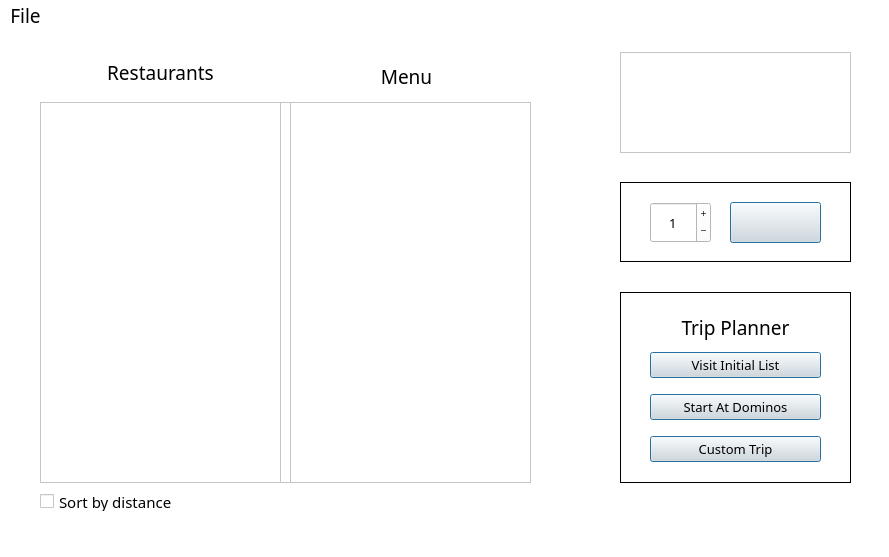
First picture: the form in mainwindow.ui, repository DannyCamacho/SaddlebackEats, before the edit.
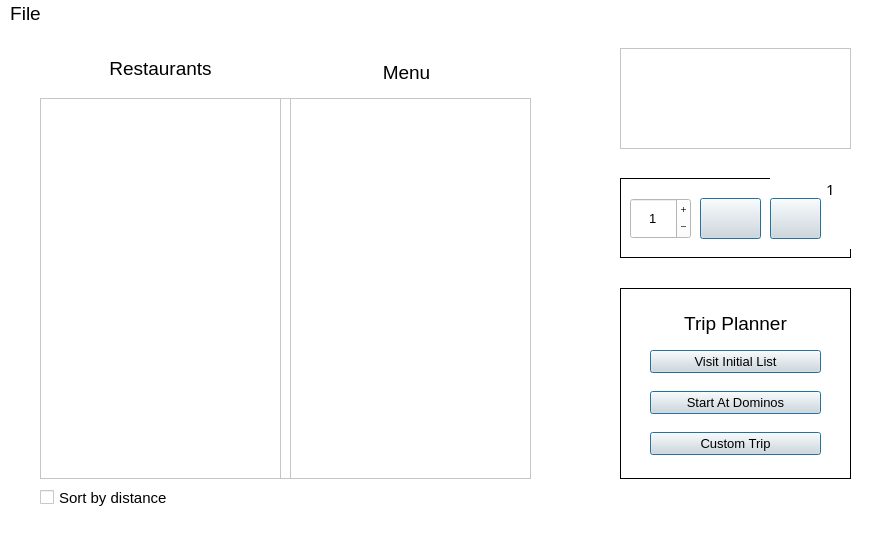
Second picture: the form after the edit. Icons and pictures are not drawn.

Commit message: addition of shopping cart pushbutton that has label that will later auto update with cart size

Patch:
```diff
--- a/mainwindow.ui
+++ b/mainwindow.ui
@@ -12,9 +12,201 @@
   </property>
   <property name="palette">
    <palette>
-    <active/>
-    <inactive/>
-    <disabled/>
+    <active>
+     <colorrole role="WindowText">
+      <brush brushstyle="SolidPattern">
+       <color alpha="255">
+        <red>0</red>
+        <green>0</green>
+        <blue>0</blue>
+       </color>
+      </brush>
+     </colorrole>
+     <colorrole role="Button">
+      <brush brushstyle="SolidPattern">
+       <color alpha="255">
+        <red>255</red>
+        <green>255</green>
+        <blue>255</blue>
+       </color>
+      </brush>
+     </colorrole>
+     <colorrole role="Text">
+      <brush brushstyle="SolidPattern">
+       <color alpha="255">
+        <red>0</red>
+        <green>0</green>
+        <blue>0</blue>
+       </color>
+      </brush>
+     </colorrole>
+     <colorrole role="ButtonText">
+      <brush brushstyle="SolidPattern">
+       <color alpha="255">
+        <red>0</red>
+        <green>0</green>
+        <blue>0</blue>
+       </color>
+      </brush>
+     </colorrole>
+     <colorrole role="Base">
+      <brush brushstyle="SolidPattern">
+       <color alpha="255">
+        <red>255</red>
+        <green>255</green>
+        <blue>255</blue>
+       </color>
+      </brush>
+     </colorrole>
+     <colorrole role="Window">
+      <brush brushstyle="SolidPattern">
+       <color alpha="255">
+        <red>255</red>
+        <green>255</green>
+        <blue>255</blue>
+       </color>
+      </brush>
+     </colorrole>
+     <colorrole role="PlaceholderText">
+      <brush brushstyle="SolidPattern">
+       <color alpha="255">
+        <red>0</red>
+        <green>0</green>
+        <blue>0</blue>
+       </color>
+      </brush>
+     </colorrole>
+    </active>
+    <inactive>
+     <colorrole role="WindowText">
+      <brush brushstyle="SolidPattern">
+       <color alpha="255">
+        <red>0</red>
+        <green>0</green>
+        <blue>0</blue>
+       </color>
+      </brush>
+     </colorrole>
+     <colorrole role="Button">
+      <brush brushstyle="SolidPattern">
+       <color alpha="255">
+        <red>255</red>
+        <green>255</green>
+        <blue>255</blue>
+       </color>
+      </brush>
+     </colorrole>
+     <colorrole role="Text">
+      <brush brushstyle="SolidPattern">
+       <color alpha="255">
+        <red>0</red>
+        <green>0</green>
+        <blue>0</blue>
+       </color>
+      </brush>
+     </colorrole>
+     <colorrole role="ButtonText">
+      <brush brushstyle="SolidPattern">
+       <color alpha="255">
+        <red>0</red>
+        <green>0</green>
+        <blue>0</blue>
+       </color>
+      </brush>
+     </colorrole>
+     <colorrole role="Base">
+      <brush brushstyle="SolidPattern">
+       <color alpha="255">
+        <red>255</red>
+        <green>255</green>
+        <blue>255</blue>
+       </color>
+      </brush>
+     </colorrole>
+     <colorrole role="Window">
+      <brush brushstyle="SolidPattern">
+       <color alpha="255">
+        <red>255</red>
+        <green>255</green>
+        <blue>255</blue>
+       </color>
+      </brush>
+     </colorrole>
+     <colorrole role="PlaceholderText">
+      <brush brushstyle="SolidPattern">
+       <color alpha="255">
+        <red>0</red>
+        <green>0</green>
+        <blue>0</blue>
+       </color>
+      </brush>
+     </colorrole>
+    </inactive>
+    <disabled>
+     <colorrole role="WindowText">
+      <brush brushstyle="SolidPattern">
+       <color alpha="255">
+        <red>0</red>
+        <green>0</green>
+        <blue>0</blue>
+       </color>
+      </brush>
+     </colorrole>
+     <colorrole role="Button">
+      <brush brushstyle="SolidPattern">
+       <color alpha="255">
+        <red>255</red>
+        <green>255</green>
+        <blue>255</blue>
+       </color>
+      </brush>
+     </colorrole>
+     <colorrole role="Text">
+      <brush brushstyle="SolidPattern">
+       <color alpha="255">
+        <red>0</red>
+        <green>0</green>
+        <blue>0</blue>
+       </color>
+      </brush>
+     </colorrole>
+     <colorrole role="ButtonText">
+      <brush brushstyle="SolidPattern">
+       <color alpha="255">
+        <red>0</red>
+        <green>0</green>
+        <blue>0</blue>
+       </color>
+      </brush>
+     </colorrole>
+     <colorrole role="Base">
+      <brush brushstyle="SolidPattern">
+       <color alpha="255">
+        <red>255</red>
+        <green>255</green>
+        <blue>255</blue>
+       </color>
+      </brush>
+     </colorrole>
+     <colorrole role="Window">
+      <brush brushstyle="SolidPattern">
+       <color alpha="255">
+        <red>255</red>
+        <green>255</green>
+        <blue>255</blue>
+       </color>
+      </brush>
+     </colorrole>
+     <colorrole role="PlaceholderText">
+      <brush brushstyle="SolidPattern">
+       <color alpha="255">
+        <red>0</red>
+        <green>0</green>
+        <blue>0</blue>
+       </color>
+      </brush>
+     </colorrole>
+    </disabled>
    </palette>
   </property>
   <property name="font">
@@ -337,7 +529,6 @@
     </property>
     <property name="font">
      <font>
-      <family>Bahnschrift</family>
       <pointsize>11</pointsize>
      </font>
     </property>
@@ -384,7 +575,6 @@
      </property>
      <property name="font">
       <font>
-       <family>Bahnschrift</family>
        <pointsize>11</pointsize>
       </font>
      </property>
@@ -455,7 +645,6 @@
      </property>
      <property name="font">
       <font>
-       <family>Bahnschrift</family>
        <pointsize>11</pointsize>
       </font>
      </property>
@@ -553,7 +742,6 @@
      </property>
      <property name="font">
       <font>
-       <family>Bahnschrift</family>
        <pointsize>14</pointsize>
       </font>
      </property>
@@ -579,7 +767,6 @@
      </property>
      <property name="font">
       <font>
-       <family>Bahnschrift</family>
        <pointsize>14</pointsize>
       </font>
      </property>
@@ -628,7 +815,6 @@
        <widget class="QPushButton" name="pushButton">
         <property name="font">
          <font>
-          <family>Bahnschrift</family>
           <pointsize>10</pointsize>
          </font>
         </property>
@@ -655,7 +841,6 @@
        <widget class="QPushButton" name="pushButton_2">
         <property name="font">
          <font>
-          <family>Bahnschrift</family>
           <pointsize>10</pointsize>
          </font>
         </property>
@@ -681,7 +866,6 @@
        <widget class="QPushButton" name="pushButton_3">
         <property name="font">
          <font>
-          <family>Bahnschrift</family>
           <pointsize>10</pointsize>
          </font>
         </property>
@@ -716,7 +900,6 @@
      </property>
      <property name="font">
       <font>
-       <family>Bahnschrift</family>
        <pointsize>14</pointsize>
       </font>
      </property>
@@ -754,7 +937,7 @@
     <widget class="QSpinBox" name="spinBox">
      <property name="geometry">
       <rect>
-       <x>30</x>
+       <x>10</x>
        <y>20</y>
        <width>61</width>
        <height>41</height>
@@ -762,7 +945,6 @@
      </property>
      <property name="font">
       <font>
-       <family>Bahnschrift</family>
        <pointsize>10</pointsize>
       </font>
      </property>
@@ -801,9 +983,9 @@
     <widget class="QPushButton" name="pushButton_4">
      <property name="geometry">
       <rect>
-       <x>110</x>
+       <x>80</x>
        <y>20</y>
-       <width>91</width>
+       <width>61</width>
        <height>41</height>
       </rect>
      </property>
@@ -832,6 +1014,98 @@
       <bool>true</bool>
      </property>
     </widget>
+    <widget class="QFrame" name="frame_6">
+     <property name="geometry">
+      <rect>
+       <x>150</x>
+       <y>0</y>
+       <width>81</width>
+       <height>71</height>
+      </rect>
+     </property>
+     <property name="frameShape">
+      <enum>QFrame::NoFrame</enum>
+     </property>
+     <property name="frameShadow">
+      <enum>QFrame::Plain</enum>
+     </property>
+     <widget class="QPushButton" name="pushButton_5">
+      <property name="geometry">
+       <rect>
+        <x>0</x>
+        <y>20</y>
+        <width>51</width>
+        <height>41</height>
+       </rect>
+      </property>
+      <property name="styleSheet">
+       <string notr="true">background-color: rgb(225, 225, 225);
+color: rgb(0, 0, 0);
+</string>
+      </property>
+      <property name="text">
+       <string/>
+      </property>
+      <property name="icon">
+       <iconset resource="UIGraphics.qrc">
+        <normaloff>:/rec/resources/shopping-cart-icon-SE-color-removebg.png</normaloff>:/rec/resources/shopping-cart-icon-SE-color-removebg.png</iconset>
+      </property>
+      <property name="autoDefault">
+       <bool>true</bool>
+      </property>
+      <property name="default">
+       <bool>true</bool>
+      </property>
+     </widget>
+     <widget class="QLabel" name="label_4">
+      <property name="geometry">
+       <rect>
+        <x>45</x>
+        <y>1</y>
+        <width>31</width>
+        <height>20</height>
+       </rect>
+      </property>
+      <property name="font">
+       <font>
+        <family>Bahnschrift</family>
+        <pointsize>11</pointsize>
+       </font>
+      </property>
+      <property name="styleSheet">
+       <string notr="true">background: none;</string>
+      </property>
+      <property name="frameShape">
+       <enum>QFrame::NoFrame</enum>
+      </property>
+      <property name="text">
+       <string>1</string>
+      </property>
+      <property name="alignment">
+       <set>Qt::AlignCenter</set>
+      </property>
+     </widget>
+     <widget class="QFrame" name="frame_7">
+      <property name="geometry">
+       <rect>
+        <x>41</x>
+        <y>-3</y>
+        <width>41</width>
+        <height>31</height>
+       </rect>
+      </property>
+      <property name="styleSheet">
+       <string notr="true">background: none;
+image: url(:/rec/resources/bubble-icon-removebg.png);</string>
+      </property>
+      <property name="frameShape">
+       <enum>QFrame::NoFrame</enum>
+      </property>
+      <property name="frameShadow">
+       <enum>QFrame::Plain</enum>
+      </property>
+     </widget>
+    </widget>
    </widget>
   </widget>
   <widget class="QMenuBar" name="menubar">
@@ -845,7 +1119,6 @@
    </property>
    <property name="font">
     <font>
-     <family>Bahnschrift</family>
      <pointsize>14</pointsize>
     </font>
    </property>
@@ -873,7 +1146,6 @@
     </property>
     <property name="font">
      <font>
-      <family>Bahnschrift</family>
       <pointsize>14</pointsize>
      </font>
     </property>
```
Left out of the diff: 3 changed lines with no effect on the pictures. The commit also changes 5 other files.
